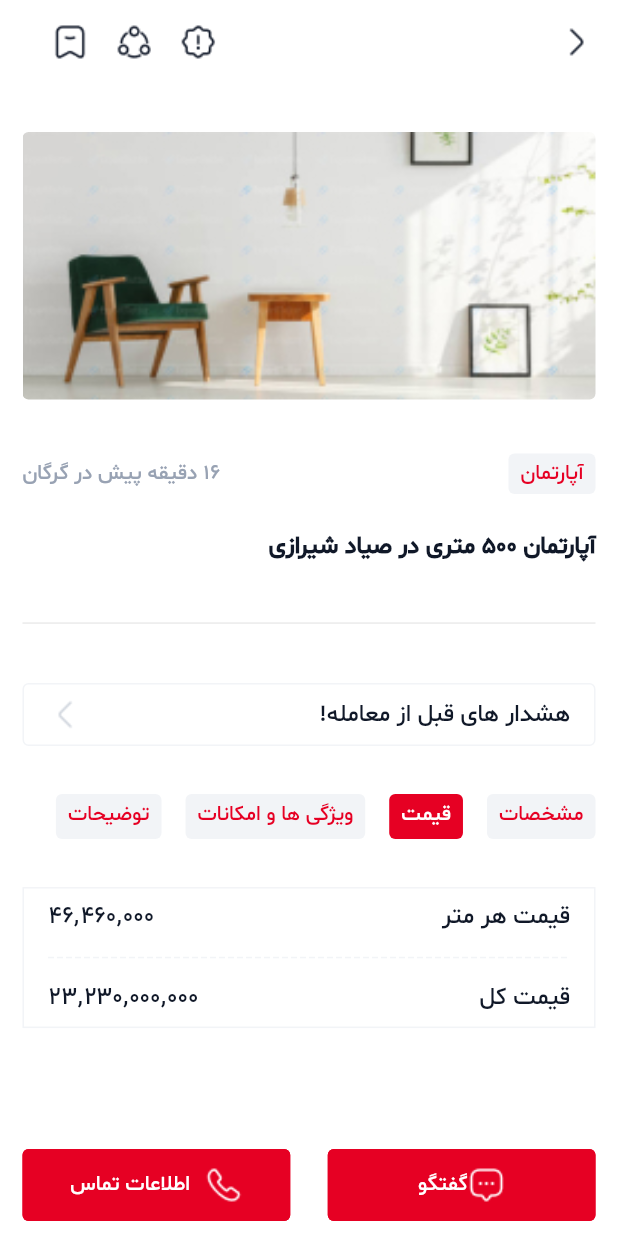
After one commit to imamal07/Aviz, a Flutter app: the AdDetailScreen screen opened directly, after a tap on "قیمت", on a phone screen of 412 x 824 dp. The commit adds this screen. Run offline on Flutter 3.47's test engine with Material 2 defaults, Android fonts, the phone set to English and light mode, and no system bars; our stand-ins replace dotted_border.

Commit message:
finish ad detail screen ui

```diff
--- /dev/null
+++ b/lib/presentation/screens/ad_detail_screen.dart
@@ -0,0 +1,451 @@
+import 'package:aviz/presentation/widgets/container_button.dart';
+import 'package:aviz/presentation/widgets/elevated_button.dart';
+import 'package:aviz/presentation/widgets/title_with_icon.dart';
+import 'package:aviz/utils/constants.dart';
+import 'package:aviz/utils/extensions/size_of_screen.dart';
+import 'package:aviz/utils/extensions/to_padding.dart';
+import 'package:aviz/utils/extensions/to_text.dart';
+import 'package:flutter/material.dart';
+
+class AdDetailScreen extends StatefulWidget {
+  const AdDetailScreen({super.key});
+
+  @override
+  State<AdDetailScreen> createState() => _AdDetailScreenState();
+}
+
+class _AdDetailScreenState extends State<AdDetailScreen> {
+  int selectedTab = 0;
+
+  @override
+  Widget build(BuildContext context) {
+    return Scaffold(
+      backgroundColor: Colors.white,
+      appBar: AppBar(
+        elevation: 0,
+        backgroundColor: Colors.white,
+        leadingWidth: context.screenWidth() * .35,
+        leading: Row(
+          mainAxisAlignment: MainAxisAlignment.spaceBetween,
+          children: [
+            16.0.toHorizontalSpace(),
+            Image.asset(MyImagesPath.archiveIcon),
+            Image.asset(MyImagesPath.shareIcon),
+            Image.asset(MyImagesPath.informationIcon),
+          ],
+        ),
+        actions: [
+          Image.asset(MyImagesPath.rightArrow),
+        ],
+      ),
+      body: SafeArea(
+        child: SizedBox(
+          height: context.screenHeight(),
+          width: context.screenWidth(),
+          child: Stack(
+            alignment: Alignment.topCenter,
+            children: [
+              SingleChildScrollView(
+                child: Column(
+                  crossAxisAlignment: CrossAxisAlignment.end,
+                  children: [
+                    32.0.toVerticalSpace(),
+                    Container(
+                      width: context.screenWidth(),
+                      decoration: BoxDecoration(
+                        borderRadius: BorderRadius.circular(4),
+                      ),
+                      child: ClipRRect(
+                        borderRadius: BorderRadius.circular(4),
+                        child: Image.asset(
+                          MyImagesPath.adDetail1,
+                          fit: BoxFit.cover,
+                        ),
+                      ),
+                    ),
+                    36.0.toVerticalSpace(),
+                    Row(
+                      mainAxisAlignment: MainAxisAlignment.spaceBetween,
+                      children: [
+                        '۱۶ دقیقه پیش در گرگان'.toText(color: MyColors.grey),
+                        Container(
+                            padding: const EdgeInsets.symmetric(
+                                horizontal: 8, vertical: 4),
+                            decoration: BoxDecoration(
+                              borderRadius: BorderRadius.circular(4),
+                              color: MyColors.lightGrey1,
+                            ),
+                            child: 'آپارتمان'.toText(color: MyColors.red)),
+                      ],
+                    ),
+                    24.0.toVerticalSpace(),
+                    'آپارتمان ۵۰۰ متری در صیاد شیرازی'
+                        .toText(size: 16, fontWeight: FontWeight.w700),
+                    32.0.toVerticalSpace(),
+                    const Divider(),
+                    32.0.toVerticalSpace(),
+                    GenerateContainerButton(
+                      onTap: () {},
+                      child: Row(
+                        mainAxisAlignment: MainAxisAlignment.spaceBetween,
+                        children: [
+                          Image.asset(
+                            MyImagesPath.leftArrow,
+                            color: MyColors.lightGrey,
+                          ),
+                          'هشدار های قبل از معامله!'.toText(size: 16),
+                        ],
+                      ),
+                    ),
+                    32.0.toVerticalSpace(),
+                    SizedBox(
+                      height: 30,
+                      child: Directionality(
+                        textDirection: TextDirection.rtl,
+                        child: ListView(
+                          scrollDirection: Axis.horizontal,
+                          shrinkWrap: true,
+                          children: [
+                            _tab(
+                              title: 'مشخصات',
+                              isActive: selectedTab == 0 ? true : false,
+                              onTap: () {
+                                setState(() {
+                                  selectedTab = 0;
+                                });
+                              },
+                            ),
+                            16.0.toHorizontalSpace(),
+                            _tab(
+                                title: 'قیمت',
+                                isActive: selectedTab == 1 ? true : false,
+                                onTap: () {
+                                  setState(() {
+                                    selectedTab = 1;
+                                  });
+                                }),
+                            16.0.toHorizontalSpace(),
+                            _tab(
+                                title: 'ویژگی ها و امکانات',
+                                isActive: selectedTab == 2 ? true : false,
+                                onTap: () {
+                                  setState(() {
+                                    selectedTab = 2;
+                                  });
+                                }),
+                            16.0.toHorizontalSpace(),
+                            _tab(
+                                title: 'توضیحات',
+                                isActive: selectedTab == 3 ? true : false,
+                                onTap: () {
+                                  setState(() {
+                                    selectedTab = 3;
+                                  });
+                                }),
+                          ],
+                        ),
+                      ),
+                    ),
+                    32.0.toVerticalSpace(),
+                    _getTabContent(index: selectedTab),
+                  ],
+                ),
+              ),
+              Positioned(
+                bottom: 10,
+                width: context.screenWidth() - 30,
+                child: Row(
+                  mainAxisSize: MainAxisSize.max,
+                  children: [
+                    Expanded(
+                      child: SizedBox(
+                        height: 48,
+                        child: GenerateElevatedButton(
+                          child: Row(
+                            mainAxisAlignment: MainAxisAlignment.center,
+                            children: [
+                              'اطلاعات تماس'.toText(color: Colors.white),
+                              10.0.toHorizontalSpace(),
+                              Image.asset(MyImagesPath.callIcon),
+                            ],
+                          ),
+                          onPressed: () {},
+                        ),
+                      ),
+                    ),
+                    25.0.toHorizontalSpace(),
+                    Expanded(
+                      child: SizedBox(
+                        height: 48,
+                        child: GenerateElevatedButton(
+                          child: Row(
+                            mainAxisAlignment: MainAxisAlignment.center,
+                            children: [
+                              'گفتگو'.toText(color: Colors.white),
+                              Image.asset(MyImagesPath.messageIcon),
+                            ],
+                          ),
+                          onPressed: () {},
+                        ),
+                      ),
+                    ),
+                  ],
+                ),
+              ),
+            ],
+          ),
+        ).toSymmetricPadding(horizontal: 15),
+      ),
+    );
+  }
+
+  Widget _tab(
+      {required String title,
+      required bool isActive,
+      required Function() onTap}) {
+    return InkWell(
+      onTap: onTap,
+      child: Container(
+        padding: const EdgeInsets.symmetric(vertical: 4, horizontal: 8),
+        decoration: BoxDecoration(
+          color: isActive ? MyColors.red : MyColors.lightGrey1,
+          borderRadius: BorderRadius.circular(4),
+        ),
+        child: title.toText(color: isActive ? Colors.white : MyColors.red),
+      ),
+    );
+  }
+
+  Widget _getTabContent({required int index}) {
+    List<Widget> tabsContentsList = [
+      Column(
+        children: [
+          Container(
+            padding: const EdgeInsets.symmetric(vertical: 24),
+            decoration: BoxDecoration(
+                borderRadius: BorderRadius.circular(4),
+                border: Border.all(color: MyColors.lightGrey1)),
+            child: Row(
+              children: [
+                Expanded(
+                  child: Column(
+                    children: [
+                      'ساخت'.toText(color: MyColors.grey),
+                      6.0.toVerticalSpace(),
+                      '1402'.toText(),
+                    ],
+                  ),
+                ),
+                SizedBox(
+                  height: 48,
+                  child: CustomPaint(
+                    painter: VerticalDashedLinePainter(),
+                  ),
+                ),
+                Expanded(
+                  child: Column(
+                    children: [
+                      'طبقه'.toText(color: MyColors.grey),
+                      6.0.toVerticalSpace(),
+                      'دوبلکس'.toText(),
+                    ],
+                  ),
+                ),
+                SizedBox(
+                  height: 48,
+                  child: CustomPaint(
+                    painter: VerticalDashedLinePainter(),
+                  ),
+                ),
+                Expanded(
+                  child: Column(
+                    children: [
+                      'اتاق'.toText(color: MyColors.grey),
+                      6.0.toVerticalSpace(),
+                      '6'.toText(),
+                    ],
+                  ),
+                ),
+                SizedBox(
+                  height: 48,
+                  child: CustomPaint(
+                    painter: VerticalDashedLinePainter(),
+                  ),
+                ),
+                Expanded(
+                  child: Column(
+                    children: [
+                      'متراژ'.toText(color: MyColors.grey),
+                      6.0.toVerticalSpace(),
+                      '500'.toText(),
+                    ],
+                  ),
+                ),
+              ],
+            ),
+          ),
+          32.0.toVerticalSpace(),
+          const GenerateTitleWithIcon(
+              title: 'موقعیت مکانی', iconPath: MyImagesPath.mapIcon),
+          24.0.toVerticalSpace(),
+          Container(
+            height: context.screenHeight() * .2,
+            width: context.screenWidth(),
+            decoration: BoxDecoration(
+              borderRadius: BorderRadius.circular(4),
+              image: DecorationImage(
+                colorFilter: ColorFilter.mode(
+                    MyColors.red.withOpacity(.4), BlendMode.color),
+                fit: BoxFit.cover,
+                image: const AssetImage(
+                  MyImagesPath.map,
+                ),
+              ),
+            ),
+            alignment: Alignment.center,
+            child: SizedBox(
+              width: context.screenWidth() * .45,
+              height: 50,
+              child: GenerateElevatedButton(
+                child: Row(
+                  children: [
+                    Image.asset(MyImagesPath.locationIcon),
+                    8.0.toHorizontalSpace(),
+                    Expanded(
+                      child: 'گرگان، صیاد شیرازی'.toText(
+                          color: Colors.white, overflow: TextOverflow.ellipsis),
+                    ),
+                  ],
+                ),
+                onPressed: () {},
+              ),
+            ),
+          ),
+          90.0.toVerticalSpace(),
+        ],
+      ),
+      Container(
+        padding: const EdgeInsets.symmetric(horizontal: 16, vertical: 8),
+        decoration: BoxDecoration(
+            border: Border.all(
+          color: MyColors.lightGrey1,
+        )),
+        child: const GenerateTabContentList(
+            list: MyTestList.priceTabContentList, color: MyColors.darkGrey),
+      ),
+      Column(
+        children: [
+          const GenerateTitleWithIcon(
+              title: 'ویژگی ها', iconPath: MyImagesPath.propertiesIcon),
+          24.0.toVerticalSpace(),
+          Container(
+            padding: const EdgeInsets.all(16),
+            decoration: BoxDecoration(
+              border: Border.all(
+                color: MyColors.lightGrey1,
+              ),
+              borderRadius: BorderRadius.circular(4),
+            ),
+            child: const GenerateTabContentList(
+                list: MyTestList.featuresTabContentList, color: MyColors.grey),
+          ),
+          32.0.toVerticalSpace(),
+          const GenerateTitleWithIcon(
+              title: 'امکانات', iconPath: MyImagesPath.magicPenIcon),
+          24.0.toVerticalSpace(),
+          Container(
+            padding: const EdgeInsets.all(16),
+            decoration: BoxDecoration(
+              border: Border.all(
+                color: MyColors.lightGrey1,
+              ),
+              borderRadius: BorderRadius.circular(4),
+            ),
+            child: const GenerateTabContentList(
+                list: MyTestList.facilitiesTabContentList,
+                color: MyColors.grey),
+          ),
+          80.0.toVerticalSpace(),
+        ],
+      ),
+      'ویلا ۵۰۰ متری در خیابان صیاد شیرازی ویو عالی وسط جنگل قیمت فوق العاده  گذاشتم فروش فوری  خریدار باشی تخفیف پای معامله میدم.'
+          .toText(
+        color: MyColors.grey,
+      ),
+    ];
+
+    return tabsContentsList[index];
+  }
+}
+
+class GenerateTabContentList extends StatelessWidget {
+  const GenerateTabContentList(
+      {super.key, required this.list, this.fontSize = 16, required this.color});
+  final List<Map<String, String>> list;
+  final double fontSize;
+  final Color color;
+
+  @override
+  Widget build(BuildContext context) {
+    return ListView.separated(
+        physics: const NeverScrollableScrollPhysics(),
+        shrinkWrap: true,
+        itemBuilder: (context, index) {
+          return Row(
+            mainAxisAlignment: MainAxisAlignment.spaceBetween,
+            children: [
+              list[index]['value']!.toText(size: fontSize, color: color),
+              list[index]['title']!.toText(size: fontSize, color: color),
+            ],
+          );
+        },
+        separatorBuilder: (context, index) {
+          return Container(
+            padding: const EdgeInsets.symmetric(vertical: 16),
+            width: context.screenWidth(),
+            child: CustomPaint(
+              painter: HorizontalDashedLinePainter(),
+            ),
+          );
+        },
+        itemCount: list.length);
+  }
+}
+
+class HorizontalDashedLinePainter extends CustomPainter {
+  @override
+  void paint(Canvas canvas, Size size) {
+    double dashWidth = 4, dashSpace = 2, startX = 0;
+    final paint = Paint()
+      ..color = MyColors.lightGrey1
+      ..strokeWidth = 1;
+    while (startX < size.width) {
+      canvas.drawLine(Offset(startX, 0), Offset(startX + dashWidth, 0), paint);
+      startX += dashWidth + dashSpace;
+    }
+  }
+
+  @override
+  bool shouldRepaint(covariant CustomPainter oldDelegate) {
+    return false;
+  }
+}
+
+class VerticalDashedLinePainter extends CustomPainter {
+  @override
+  void paint(Canvas canvas, Size size) {
+    double dashHeight = 4, dashSpace = 2, startY = 0;
+    final paint = Paint()
+      ..color = MyColors.lightGrey1
+      ..strokeWidth = 1;
+    while (startY < size.height) {
+      canvas.drawLine(Offset(0, startY), Offset(0, startY + dashHeight), paint);
+      startY += dashHeight + dashSpace;
+    }
+  }
+
+  @override
+  bool shouldRepaint(covariant CustomPainter oldDelegate) {
+    return false;
+  }
+}
--- a/lib/presentation/screens/add_ad_screen.dart
+++ b/lib/presentation/screens/add_ad_screen.dart
@@ -1,5 +1,6 @@
 import 'package:aviz/presentation/screens/third_step_add_ad_screen.dart';
 import 'package:aviz/presentation/widgets/add_ad_screen_appbar.dart';
+import 'package:aviz/presentation/widgets/container_button.dart';
 import 'package:aviz/utils/constants.dart';
 import 'package:aviz/utils/extensions/size_of_screen.dart';
 import 'package:aviz/utils/extensions/to_padding.dart';
@@ -41,7 +42,7 @@ class _AddAdScreenState extends State<AddAdScreen> {
                       : MyTestList.secondStepOptionsList.length,
                   shrinkWrap: true,
                   itemBuilder: (context, index) {
-                    return InkWell(
+                    return GenerateContainerButton(
                       onTap: () {
                         if (step < 2) {
                           setState(() {
@@ -53,13 +54,6 @@ class _AddAdScreenState extends State<AddAdScreen> {
                           ));
                         }
                       },
-                      child: Container(
-                        padding: const EdgeInsets.symmetric(
-                            horizontal: 16, vertical: 8),
-                        decoration: BoxDecoration(
-                          border: Border.all(color: MyColors.lightGrey1),
-                          borderRadius: BorderRadius.circular(4),
-                        ),
                       child: Row(
                         mainAxisAlignment: MainAxisAlignment.spaceBetween,
                         children: [
@@ -75,7 +69,6 @@ class _AddAdScreenState extends State<AddAdScreen> {
                           ),
                         ],
                       ),
-                      ),
                     );
                   },
                   separatorBuilder: (context, index) => 16.0.toVerticalSpace(),
--- a/lib/presentation/screens/ads_screen.dart
+++ b/lib/presentation/screens/ads_screen.dart
@@ -4,6 +4,8 @@ import 'package:aviz/utils/extensions/size_of_screen.dart';
 import 'package:aviz/utils/extensions/to_padding.dart';
 import 'package:aviz/utils/extensions/to_text.dart';
 import 'package:flutter/material.dart';
+
+import 'ad_detail_screen.dart';
 
 class AdsScreen extends StatelessWidget {
   const AdsScreen({super.key});
@@ -41,9 +43,15 @@ class AdsScreen extends StatelessWidget {
                   scrollDirection: Axis.horizontal,
                   itemCount: MyTestList.hotAdsList.length,
                   itemBuilder: (context, index) {
-                    return Column(
-                      children: [
-                        Container(
+                    return InkWell(
+                      onTap: () {
+                        Navigator.of(context).push(
+                          MaterialPageRoute(
+                            builder: (context) => const AdDetailScreen(),
+                          ),
+                        );
+                      },
+                      child: Container(
                         width: context.screenWidth() * .6,
                         height: context.screenHeight() * .31,
                         padding: const EdgeInsets.all(16),
@@ -80,15 +88,13 @@ class AdsScreen extends StatelessWidget {
                             16.0.toVerticalSpace(),
                             MyTestList.hotAdsList[index]['title']!.toText(),
                             8.0.toVerticalSpace(),
-                              MyTestList.hotAdsList[index]['description']!
-                                  .toText(
+                            MyTestList.hotAdsList[index]['description']!.toText(
                               size: 12,
                               color: MyColors.lightGrey,
                             ),
                             16.0.toVerticalSpace(),
                             Row(
-                                mainAxisAlignment:
-                                    MainAxisAlignment.spaceBetween,
+                              mainAxisAlignment: MainAxisAlignment.spaceBetween,
                               children: [
                                 'قیمت:'.toText(
                                   size: 12,
@@ -104,7 +110,6 @@ class AdsScreen extends StatelessWidget {
                           ],
                         ),
                       ),
-                      ],
                     );
                   },
                   separatorBuilder: (BuildContext context, int index) {
@@ -130,7 +135,15 @@ class AdsScreen extends StatelessWidget {
               child: ListView.separated(
                 itemCount: MyTestList.recentAdsList.length,
                 itemBuilder: (context, index) {
-                  return Container(
+                  return InkWell(
+                    onTap: () {
+                      Navigator.of(context).push(
+                        MaterialPageRoute(
+                          builder: (context) => const AdDetailScreen(),
+                        ),
+                      );
+                    },
+                    child: Container(
                       padding: const EdgeInsets.all(16),
                       margin: const EdgeInsets.symmetric(horizontal: 15),
                       decoration: BoxDecoration(
@@ -200,6 +213,7 @@ class AdsScreen extends StatelessWidget {
                           )
                         ],
                       ),
+                    ),
                   );
                 },
                 separatorBuilder: (context, index) {
--- a/lib/presentation/screens/fifth_step_add_ad_screen.dart
+++ b/lib/presentation/screens/fifth_step_add_ad_screen.dart
@@ -1,3 +1,4 @@
+import 'package:aviz/presentation/screens/ad_detail_screen.dart';
 import 'package:aviz/presentation/widgets/elevated_button.dart';
 import 'package:aviz/presentation/widgets/normal_textfield.dart';
 import 'package:aviz/presentation/widgets/switch_with_title.dart';
@@ -140,7 +141,8 @@ class _FifthStepAddAdScreenState extends State<FifthStepAddAdScreen> {
                         child: GenerateElevatedButton(
                           child:
                               'ثبت آگهی'.toText(color: Colors.white, size: 16),
-                          onPressed: () {},
+                          onPressed: () {
+                          },
                         ),
                       ),
                       20.0.toVerticalSpace(),
--- /dev/null
+++ b/lib/presentation/widgets/container_button.dart
@@ -0,0 +1,25 @@
+import 'package:flutter/material.dart';
+
+import '../../utils/constants.dart';
+
+class GenerateContainerButton extends StatelessWidget {
+  const GenerateContainerButton({super.key, required this.onTap, required this.child,});
+  final Function() onTap;
+  final Widget child;
+
+  @override
+  Widget build(BuildContext context) {
+    return InkWell(
+      onTap: onTap
+      ,
+      child: Container(
+        padding: const EdgeInsets.symmetric(horizontal: 16, vertical: 8),
+        decoration: BoxDecoration(
+          border: Border.all(color: MyColors.lightGrey1),
+          borderRadius: BorderRadius.circular(4),
+        ),
+        child: child,
+      ),
+    );
+  }
+}
--- a/lib/utils/constants.dart
+++ b/lib/utils/constants.dart
@@ -25,8 +25,10 @@ class MyImagesPath {
   static const String callIcon = 'assets/images/call-icon.png';
   static const String cameraIcon = 'assets/images/camera-icon.png';
   static const String categoryIcon = 'assets/images/category-icon.png';
-  static const String clipboardTextIcon = 'assets/images/clipboard-text-icon.png';
-  static const String documentUploadIcon = 'assets/images/document-upload-icon.png';
+  static const String clipboardTextIcon =
+      'assets/images/clipboard-text-icon.png';
+  static const String documentUploadIcon =
+      'assets/images/document-upload-icon.png';
   static const String downArrowIcon = 'assets/images/down-arrow.png';
   static const String downTriangleIcon = 'assets/images/down-triangle-icon.png';
   static const String informationIcon = 'assets/images/information-icon.png';
@@ -39,6 +41,7 @@ class MyImagesPath {
   static const String shareIcon = 'assets/images/share-icon.png';
   static const String upTriangleIcon = 'assets/images/up-triangle-icon.png';
   static const String map = 'assets/images/maps.jpg';
+  static const String adDetail1 = 'assets/images/ad_detail1.jpg';
 
   static const String hotAds1 = 'assets/images/hot_ads1.jpg';
   static const String hotAds2 = 'assets/images/hot_ads2.jpg';
@@ -115,4 +118,60 @@ class MyTestList {
     'فروش خانه و ویلا',
     'فروش زمین و کلنگی',
   ];
+
+  static const List<Map<String, String>> priceTabContentList = [
+    {
+      'title' : 'قیمت هر متر',
+      'value' : '۴۶٬۴۶۰٬۰۰۰',
+    },
+    {
+      'title' : 'قیمت کل',
+      'value' : '۲۳٬۲۳۰٬۰۰۰٬۰۰۰',
+    },
+  ];
+
+  static const List<Map<String, String>> featuresTabContentList = [
+    {
+      'title' : 'سند',
+      'value' : 'تک برگ',
+    },
+    {
+      'title' : 'جهت ساختمان',
+      'value' : 'شمالی',
+    },
+  ];
+
+
+
+  static const List<Map<String, String>> facilitiesTabContentList = [
+
+    {
+      'title' : 'آسانسور',
+      'value' : '',
+    },
+    {
+      'title' : 'پارکینگ',
+      'value' : '',
+    },
+    {
+      'title' : 'انباری',
+      'value' : '',
+    },
+    {
+      'title' : 'بالکن',
+      'value' : '',
+    },
+    {
+      'title' : 'پنت هاوس',
+      'value' : '',
+    },
+    {
+      'title' : 'جنس کف سرامیک',
+      'value' : '',
+    },
+    {
+      'title' : 'سرویس بهداشتی ایرانی و فرهنگی',
+      'value' : '',
+    },
+  ];
 }
```
Also changed, not shown: assets/images/ad_detail1.jpg (added). Lines whose indentation alone changed are shown as unchanged.
